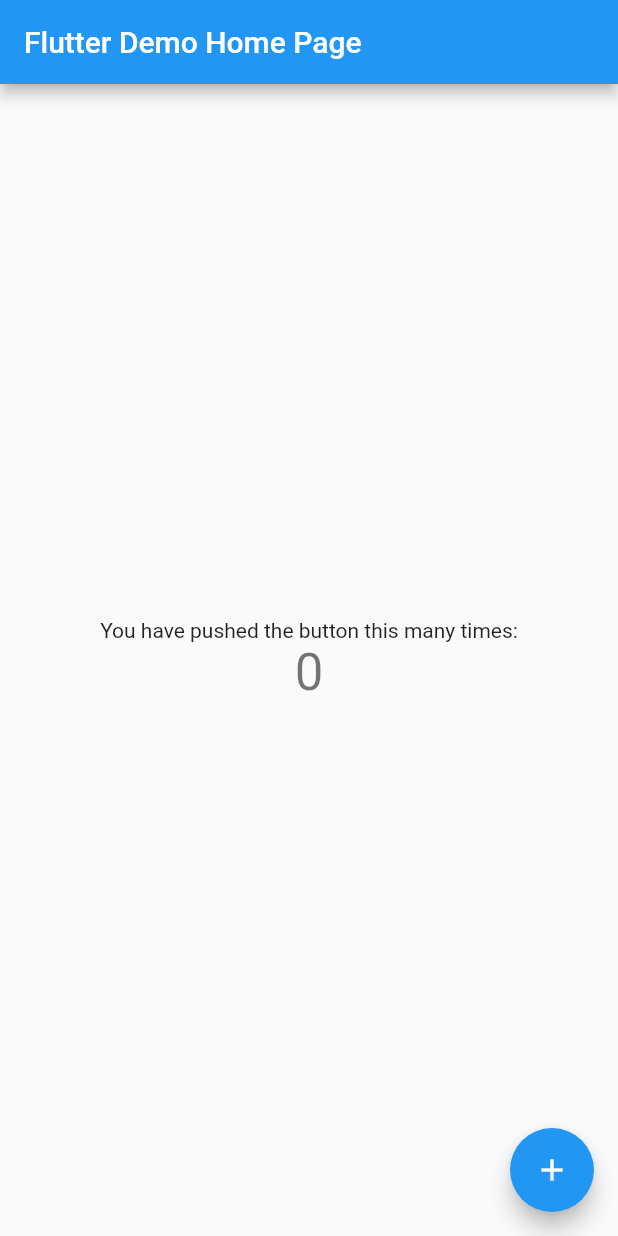
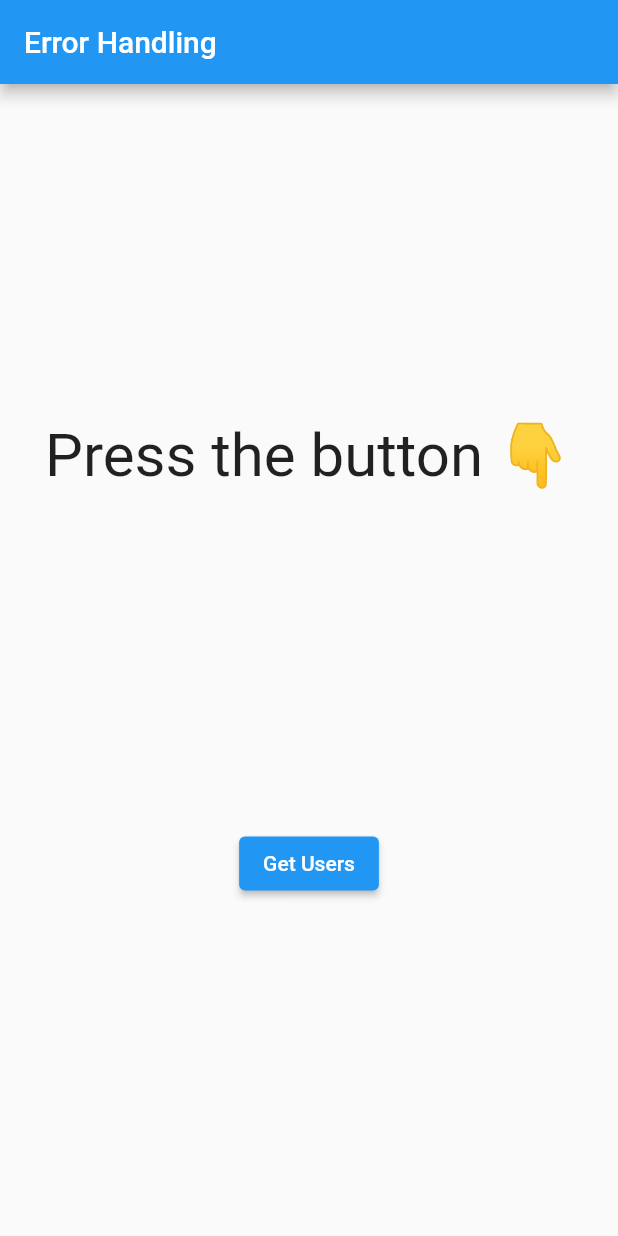
Before and after one commit to azhanaliev/exception_test, a Flutter app: the screen it shows after launch, on a phone screen of 412 x 824 dp. Run offline on Flutter 3.47's test engine with Material 2 defaults, Android fonts, the phone set to English and light mode, and no system bars.

Commit message:
end test exception widget

```diff
--- /dev/null
+++ b/lib/failure.dart
@@ -0,0 +1,8 @@
+class Failure {
+  final String message;
+
+  const Failure(this.message);
+
+  @override
+  String toString() => message;
+}
--- a/lib/main.dart
+++ b/lib/main.dart
@@ -1,115 +1,144 @@
+import 'package:exception_test/provider/user_provider.dart';
+import 'package:exception_test/repositories/user_repository.dart';
 import 'package:flutter/material.dart';
+import 'package:provider/provider.dart';
+
+import 'models/user.dart';
 
 void main() {
   runApp(const MyApp());
 }
 
 class MyApp extends StatelessWidget {
-  const MyApp({super.key});
+  const MyApp({Key? key}) : super(key: key);
 
   // This widget is the root of your application.
   @override
   Widget build(BuildContext context) {
     return MaterialApp(
-      title: 'Flutter Demo',
-      theme: ThemeData(
-        // This is the theme of your application.
-        //
-        // Try running your application with "flutter run". You'll see the
-        // application has a blue toolbar. Then, without quitting the app, try
-        // changing the primarySwatch below to Colors.green and then invoke
-        // "hot reload" (press "r" in the console where you ran "flutter run",
-        // or simply save your changes to "hot reload" in a Flutter IDE).
-        // Notice that the counter didn't reset back to zero; the application
-        // is not restarted.
-        primarySwatch: Colors.blue,
+      title: 'Error Handling',
+      home: ChangeNotifierProvider(
+        create: (_) => UserProvider(),
+        child: const Home(),
       ),
-      home: const MyHomePage(title: 'Flutter Demo Home Page'),
     );
   }
 }
 
-class MyHomePage extends StatefulWidget {
-  const MyHomePage({super.key, required this.title});
-
-  // This widget is the home page of your application. It is stateful, meaning
-  // that it has a State object (defined below) that contains fields that affect
-  // how it looks.
-
-  // This class is the configuration for the state. It holds the values (in this
-  // case the title) provided by the parent (in this case the App widget) and
-  // used by the build method of the State. Fields in a Widget subclass are
-  // always marked "final".
-
-  final String title;
+class Home extends StatefulWidget {
+  const Home({Key? key}) : super(key: key);
 
   @override
-  State<MyHomePage> createState() => _MyHomePageState();
+  State<Home> createState() => _HomeState();
 }
 
-class _MyHomePageState extends State<MyHomePage> {
-  int _counter = 0;
+class _HomeState extends State<Home> {
+  // final userRepository = UserRepository();
+  // late Future<List<User>?> userFuture;
 
-  void _incrementCounter() {
-    setState(() {
-      // This call to setState tells the Flutter framework that something has
-      // changed in this State, which causes it to rerun the build method below
-      // so that the display can reflect the updated values. If we changed
-      // _counter without calling setState(), then the build method would not be
-      // called again, and so nothing would appear to happen.
-      _counter++;
-    });
-  }
+  // @override
+  // void initState() {
+  //   userFuture = userRepository.getUsers();
+  //   super.initState();
+  // }
 
   @override
   Widget build(BuildContext context) {
-    // This method is rerun every time setState is called, for instance as done
-    // by the _incrementCounter method above.
-    //
-    // The Flutter framework has been optimized to make rerunning build methods
-    // fast, so that you can just rebuild anything that needs updating rather
-    // than having to individually change instances of widgets.
     return Scaffold(
       appBar: AppBar(
-        // Here we take the value from the MyHomePage object that was created by
-        // the App.build method, and use it to set our appbar title.
-        title: Text(widget.title),
+        title: const Text('Error Handling'),
       ),
       body: Center(
-        // Center is a layout widget. It takes a single child and positions it
-        // in the middle of the parent.
         child: Column(
-          // Column is also a layout widget. It takes a list of children and
-          // arranges them vertically. By default, it sizes itself to fit its
-          // children horizontally, and tries to be as tall as its parent.
-          //
-          // Invoke "debug painting" (press "p" in the console, choose the
-          // "Toggle Debug Paint" action from the Flutter Inspector in Android
-          // Studio, or the "Toggle Debug Paint" command in Visual Studio Code)
-          // to see the wireframe for each widget.
-          //
-          // Column has various properties to control how it sizes itself and
-          // how it positions its children. Here we use mainAxisAlignment to
-          // center the children vertically; the main axis here is the vertical
-          // axis because Columns are vertical (the cross axis would be
-          // horizontal).
-          mainAxisAlignment: MainAxisAlignment.center,
+          mainAxisAlignment: MainAxisAlignment.spaceEvenly,
           children: <Widget>[
-            const Text(
-              'You have pushed the button this many times:',
+            Consumer<UserProvider>(
+              builder: (_, provider, __) {
+                if (provider.state == NotifierState.initial) {
+                  return const Text(
+                    'Press the button 👇',
+                    textAlign: TextAlign.center,
+                    style: TextStyle(fontSize: 40),
+                  );
+                } else if (provider.state == NotifierState.loading) {
+                  return const CircularProgressIndicator();
+                } else {
+                  if (provider.failure != null) {
+                    return Text(
+                      provider.failure.toString(),
+                      textAlign: TextAlign.center,
+                      style: const TextStyle(fontSize: 40),
+                    );
+                  } else {
+                    return Column(
+                      children: provider.users
+                          .map(
+                            (user) => Padding(
+                              padding: const EdgeInsets.all(10.0),
+                              child: Text(
+                                user.name,
+                                style: const TextStyle(
+                                  fontSize: 20.0,
+                                ),
+                              ),
+                            ),
+                          )
+                          .toList(),
+                    );
+                  }
+                }
+              },
             ),
-            Text(
-              '$_counter',
-              style: Theme.of(context).textTheme.headline4,
+            // FutureBuilder<List<User>?> (
+            //   future: userFuture,
+            //   builder: (context, snapshot) {
+            //     if (snapshot.connectionState == ConnectionState.waiting) {
+            //       return const CircularProgressIndicator();
+            //     } else if (snapshot.hasError) {
+            //       final error = snapshot.error;
+            //       return Text(
+            //         error.toString(),
+            //         textAlign: TextAlign.center,
+            //         style: const TextStyle(fontSize: 40),
+            //       );
+            //     } else if (snapshot.hasData) {
+            //       final users = snapshot.data!;
+            //       return Column(
+            //         children: users
+            //             .map(
+            //               (user) => Padding(
+            //                 padding: const EdgeInsets.all(10.0),
+            //                 child: Text(
+            //                   user.name,
+            //                   style: const TextStyle(
+            //                     fontSize: 20.0,
+            //                   ),
+            //                 ),
+            //               ),
+            //             )
+            //             .toList(),
+            //       );
+            //     } else {
+            //       return const Text(
+            //         'Press the button 👇',
+            //         textAlign: TextAlign.center,
+            //         style: TextStyle(fontSize: 40),
+            //       );
+            //     }
+            //   },
+            // ),
+            ElevatedButton(
+              child: const Text('Get Users'),
+              onPressed: () async {
+                setState(() {
+                  // userFuture = userRepository.getUsers();
+                  context.read<UserProvider>().getUsers();
+                });
+              },
             ),
           ],
         ),
       ),
-      floatingActionButton: FloatingActionButton(
-        onPressed: _incrementCounter,
-        tooltip: 'Increment',
-        child: const Icon(Icons.add),
-      ), // This trailing comma makes auto-formatting nicer for build methods.
     );
   }
 }
--- /dev/null
+++ b/lib/models/user.dart
@@ -0,0 +1,13 @@
+class User {
+  final String name;
+
+  User({
+    required this.name,
+  });
+
+  factory User.fromJson(Map<String, dynamic> json) {
+    return User(
+      name: json['name'],
+    );
+  }
+}
--- /dev/null
+++ b/lib/provider/user_provider.dart
@@ -0,0 +1,46 @@
+import 'package:exception_test/failure.dart';
+import 'package:exception_test/models/user.dart';
+import 'package:exception_test/repositories/user_repository.dart';
+import 'package:flutter/cupertino.dart';
+
+enum NotifierState { initial, loading, loaded }
+
+class UserProvider extends ChangeNotifier {
+  final _userRepository = UserRepository();
+
+  NotifierState _state = NotifierState.initial;
+  NotifierState get state => _state;
+  void _setState(NotifierState state) {
+    _state = state;
+    notifyListeners();
+  }
+
+  late List<User> _users;
+  List<User> get users => _users;
+  void _setUsers(List<User> users) {
+    _users = users;
+    notifyListeners();
+  }
+
+  Failure? _failure;
+  Failure? get failure => _failure;
+  void _setFailure(Failure failure) {
+    _failure = failure;
+    notifyListeners();
+  }
+
+  void getUsers() async {
+    _setState(NotifierState.loading);
+
+    try {
+      final users = await _userRepository.getUsers();
+      if (users != null) {
+        _setUsers(users);
+      }
+    } on Failure catch (f) {
+      _setFailure(f);
+    }
+
+    _setState(NotifierState.loaded);
+  }
+}
--- /dev/null
+++ b/lib/repositories/user_repository.dart
@@ -0,0 +1,37 @@
+import 'dart:convert';
+import 'dart:developer';
+import 'dart:io';
+
+import 'package:exception_test/failure.dart';
+import 'package:exception_test/models/user.dart';
+import 'package:http/http.dart' as http;
+
+class UserRepository {
+  Future<List<User>?> getUsers() async {
+    try {
+      final response = await http
+          .get(Uri.parse('https://jsonplaceholder.typicode.com/users'));
+
+      var json = jsonDecode(response.body);
+      List<User> users =
+      List<User>.from(json.map((json) => User.fromJson(json)));
+
+      //! No Internet Connection
+      // throw const SocketException('Error Internet');
+
+      //! 404
+      // throw const HttpException('404');
+
+      //! Invalid JSON (throws FormatException)
+      // throw const FormatException('JSON error');
+
+      return users;
+    } on SocketException {
+      throw const Failure('No Internet connection 😑');
+    } on HttpException {
+      throw const Failure('Could not find the users 😱');
+    } on FormatException {
+      throw const Failure('Bad response format 👎');
+    }
+  }
+}
```
Also changed, not shown: pubspec.yaml (+2 -66 lines), pubspec.lock.
